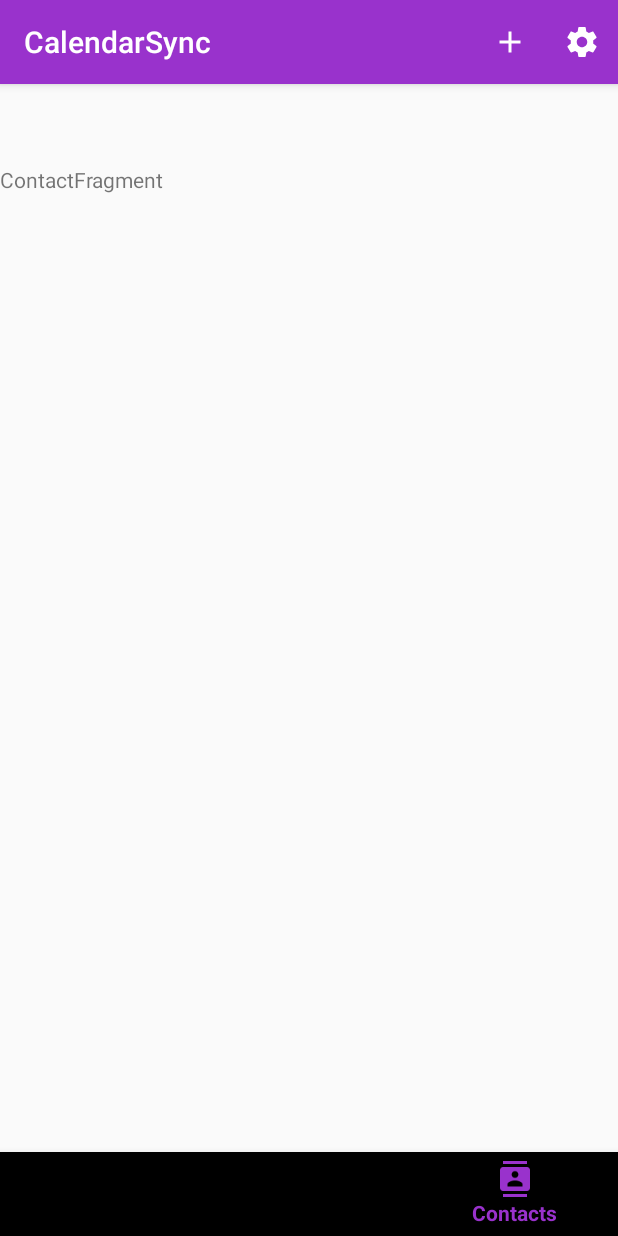
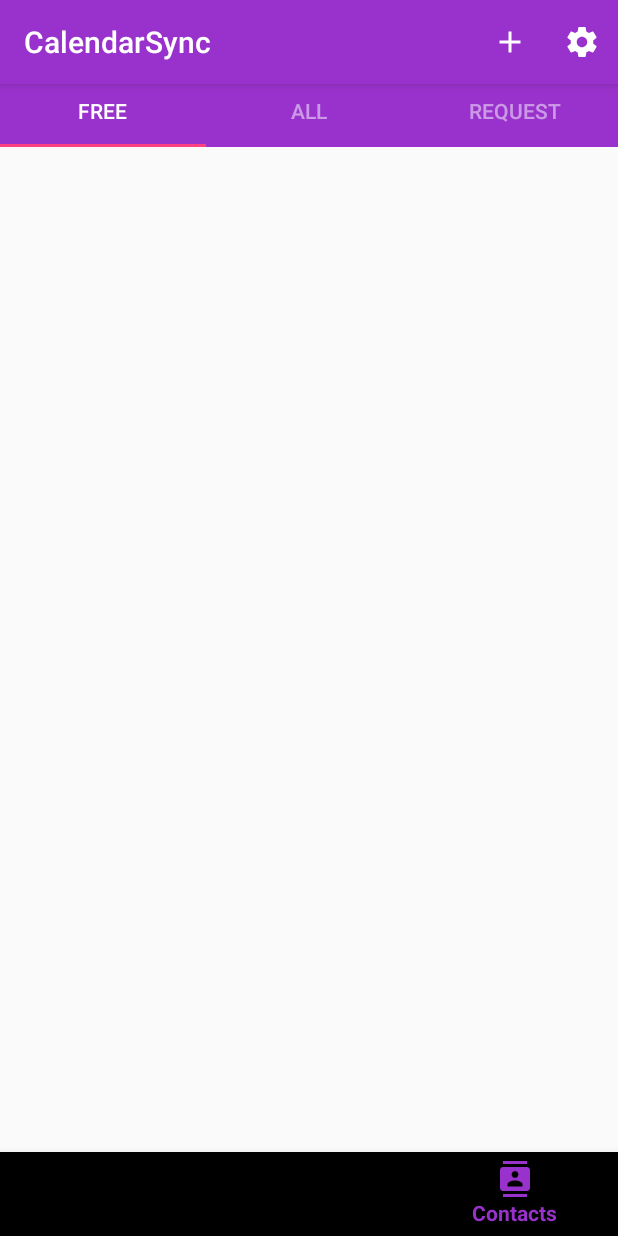
Before and after one commit to andrewtanJS/NUS-Orbital2018-TeamSync, an Android app: the screen it shows after launch (MainActivity), item 3 of the bottom bar chosen, on a phone screen of 412 x 824 dp. Run offline under Robolectric (Android 15) with nearby library versions, the light colour scheme and no system bars; our stand-ins replace Firebase (no records; nobody signed in at launch, a user with empty details on screens opened directly).

Commit message:
Merge and Added Tab Fragments

```diff
--- /dev/null
+++ b/CalendarSync/app/src/main/java/com/sync/orbital/calendarsync/ContactAllFragment.java
@@ -0,0 +1,29 @@
+package com.sync.orbital.calendarsync;
+
+
+import android.os.Bundle;
+import android.support.v4.app.Fragment;
+import android.view.LayoutInflater;
+import android.view.View;
+import android.view.ViewGroup;
+
+
+/**
+ * A simple {@link Fragment} subclass.
+ */
+public class ContactAllFragment extends Fragment {
+
+
+    public ContactAllFragment() {
+        // Required empty public constructor
+    }
+
+
+    @Override
+    public View onCreateView(LayoutInflater inflater, ViewGroup container,
+                             Bundle savedInstanceState) {
+        // Inflate the layout for this fragment
+        return inflater.inflate(R.layout.fragment_contact_all, container, false);
+    }
+
+}
--- a/CalendarSync/app/src/main/java/com/sync/orbital/calendarsync/ContactFragment.java
+++ b/CalendarSync/app/src/main/java/com/sync/orbital/calendarsync/ContactFragment.java
@@ -2,7 +2,10 @@ package com.sync.orbital.calendarsync;
 
 
 import android.os.Bundle;
+import android.support.design.widget.AppBarLayout;
+import android.support.design.widget.TabLayout;
 import android.support.v4.app.Fragment;
+import android.support.v4.view.ViewPager;
 import android.view.LayoutInflater;
 import android.view.View;
 import android.view.ViewGroup;
@@ -13,17 +16,32 @@ import android.view.ViewGroup;
  */
 public class ContactFragment extends Fragment {
 
+    private TabLayout tabLayout;
+    private AppBarLayout appBarLayout;
+    private ViewPager viewPager;
 
     public ContactFragment() {
         // Required empty public constructor
     }
 
-
     @Override
     public View onCreateView(LayoutInflater inflater, ViewGroup container,
                              Bundle savedInstanceState) {
         // Inflate the layout for this fragment
-        return inflater.inflate(R.layout.fragment_contact, container, false);
+        View view = inflater.inflate(R.layout.fragment_contact, container, false);
+        ViewPager viewPager = (ViewPager) view.findViewById(R.id.viewpager_cont);
+
+
+        ViewPagerAdapter adapter = new ViewPagerAdapter(getChildFragmentManager());
+        adapter.AddFragment(new ContactFreeFragment(), "Free");
+        adapter.AddFragment(new ContactAllFragment(), "All");
+        adapter.AddFragment(new ContactRequestFragment(), "Request");
+        viewPager.setAdapter(adapter);
+
+        TabLayout tabLayout = (TabLayout) view.findViewById(R.id.tab_layout_cont);
+        tabLayout.setupWithViewPager(viewPager);
+
+        return view;
     }
 
 }
--- /dev/null
+++ b/CalendarSync/app/src/main/java/com/sync/orbital/calendarsync/ContactFreeFragment.java
@@ -0,0 +1,29 @@
+package com.sync.orbital.calendarsync;
+
+
+import android.os.Bundle;
+import android.support.v4.app.Fragment;
+import android.view.LayoutInflater;
+import android.view.View;
+import android.view.ViewGroup;
+
+
+/**
+ * A simple {@link Fragment} subclass.
+ */
+public class ContactFreeFragment extends Fragment {
+
+
+    public ContactFreeFragment() {
+        // Required empty public constructor
+    }
+
+
+    @Override
+    public View onCreateView(LayoutInflater inflater, ViewGroup container,
+                             Bundle savedInstanceState) {
+        // Inflate the layout for this fragment
+        return inflater.inflate(R.layout.fragment_contact_free, container, false);
+    }
+
+}
--- /dev/null
+++ b/CalendarSync/app/src/main/java/com/sync/orbital/calendarsync/ContactRequestFragment.java
@@ -0,0 +1,29 @@
+package com.sync.orbital.calendarsync;
+
+
+import android.os.Bundle;
+import android.support.v4.app.Fragment;
+import android.view.LayoutInflater;
+import android.view.View;
+import android.view.ViewGroup;
+
+
+/**
+ * A simple {@link Fragment} subclass.
+ */
+public class ContactRequestFragment extends Fragment {
+
+
+    public ContactRequestFragment() {
+        // Required empty public constructor
+    }
+
+
+    @Override
+    public View onCreateView(LayoutInflater inflater, ViewGroup container,
+                             Bundle savedInstanceState) {
+        // Inflate the layout for this fragment
+        return inflater.inflate(R.layout.fragment_contact_request, container, false);
+    }
+
+}
--- a/CalendarSync/app/src/main/res/layout/activity_main.xml
+++ b/CalendarSync/app/src/main/res/layout/activity_main.xml
@@ -16,6 +16,7 @@
         android:layout_height="56dp"
         android:layout_alignParentBottom="true"
         android:layout_alignParentStart="true"
+        android:elevation="6dp"
         app:menu="@menu/nav_items">
     </android.support.design.widget.BottomNavigationView>
 
--- a/CalendarSync/app/src/main/res/layout/fragment_contact.xml
+++ b/CalendarSync/app/src/main/res/layout/fragment_contact.xml
@@ -1,16 +1,25 @@
 <?xml version="1.0" encoding="utf-8"?>
-<FrameLayout xmlns:android="http://schemas.android.com/apk/res/android"
+<RelativeLayout xmlns:android="http://schemas.android.com/apk/res/android"
     xmlns:tools="http://schemas.android.com/tools"
     android:layout_width="match_parent"
     android:layout_height="match_parent"
+    xmlns:app="http://schemas.android.com/apk/res-auto"
     android:layout_marginTop="50dp"
     tools:context=".ContactFragment">
 
-    <!-- TODO: Update blank fragment layout -->
-    <TextView
-        android:layout_marginTop="60dp"
+    <android.support.design.widget.TabLayout
+        android:id="@+id/tab_layout_cont"
         android:layout_width="match_parent"
-        android:layout_height="match_parent"
-        android:text="ContactFragment" />
+        android:layout_height="wrap_content"
+        android:background="@color/colorPrimary"
+        app:tabTextColor="@color/colorWhiteTransparent"
+        app:tabSelectedTextColor="@color/colorWhite"
+        app:tabIndicatorColor="@color/colorAccent" />
 
-</FrameLayout>
+    <android.support.v4.view.ViewPager
+        android:id="@+id/viewpager_cont"
+        android:layout_width="match_parent"
+        android:layout_height="wrap_content"
+        android:layout_below="@id/tab_layout" />
+
+</RelativeLayout>
--- /dev/null
+++ b/CalendarSync/app/src/main/res/layout/fragment_contact_all.xml
@@ -0,0 +1,9 @@
+<?xml version="1.0" encoding="utf-8"?>
+<FrameLayout xmlns:android="http://schemas.android.com/apk/res/android"
+    xmlns:tools="http://schemas.android.com/tools"
+    android:layout_width="match_parent"
+    android:layout_height="match_parent"
+    tools:context=".ContactAllFragment">
+
+
+</FrameLayout>
--- /dev/null
+++ b/CalendarSync/app/src/main/res/layout/fragment_contact_free.xml
@@ -0,0 +1,9 @@
+<?xml version="1.0" encoding="utf-8"?>
+<FrameLayout xmlns:android="http://schemas.android.com/apk/res/android"
+    xmlns:tools="http://schemas.android.com/tools"
+    android:layout_width="match_parent"
+    android:layout_height="match_parent"
+    tools:context=".ContactFreeFragment">
+
+
+</FrameLayout>
--- /dev/null
+++ b/CalendarSync/app/src/main/res/layout/fragment_contact_request.xml
@@ -0,0 +1,9 @@
+<?xml version="1.0" encoding="utf-8"?>
+<FrameLayout xmlns:android="http://schemas.android.com/apk/res/android"
+    xmlns:tools="http://schemas.android.com/tools"
+    android:layout_width="match_parent"
+    android:layout_height="match_parent"
+    tools:context=".ContactRequestFragment">
+
+
+</FrameLayout>
--- a/CalendarSync/app/src/main/res/layout/fragment_event.xml
+++ b/CalendarSync/app/src/main/res/layout/fragment_event.xml
@@ -12,12 +12,14 @@
         android:layout_width="match_parent"
         android:layout_height="wrap_content"
         android:background="@color/colorPrimary"
-        app:tabIndicatorColor="@color/colorAccent"/>
+        app:tabTextColor="@color/colorWhiteTransparent"
+        app:tabSelectedTextColor="@color/colorWhite"
+        app:tabIndicatorColor="@color/colorAccent" />
 
     <android.support.v4.view.ViewPager
         android:id="@+id/viewpager"
         android:layout_width="match_parent"
         android:layout_height="wrap_content"
-        android:layout_below="@id/tab_layout"/>
+        android:layout_below="@id/tab_layout" />
 
 </RelativeLayout>
--- a/CalendarSync/app/src/main/res/values/strings.xml
+++ b/CalendarSync/app/src/main/res/values/strings.xml
@@ -82,4 +82,7 @@
 
     <string name="pref_title_vibrate">Vibrate</string>
 
+    <!-- TODO: Remove or change this placeholder text -->
+    <string name="hello_blank_fragment">Hello blank fragment</string>
+
 </resources>
```
